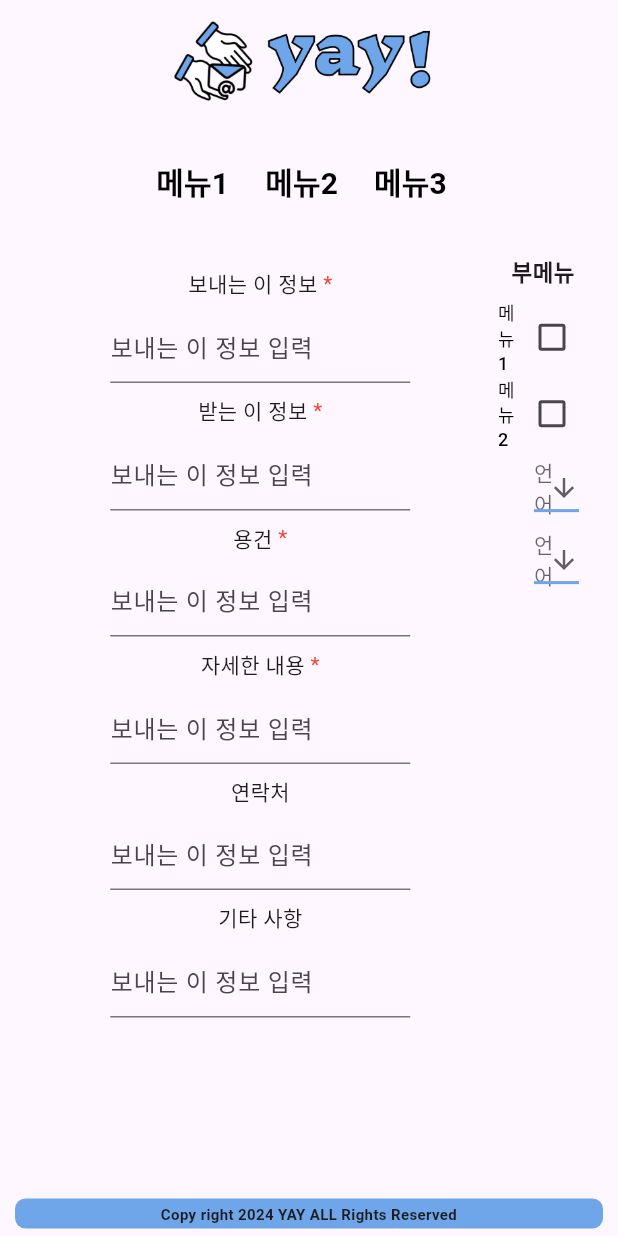
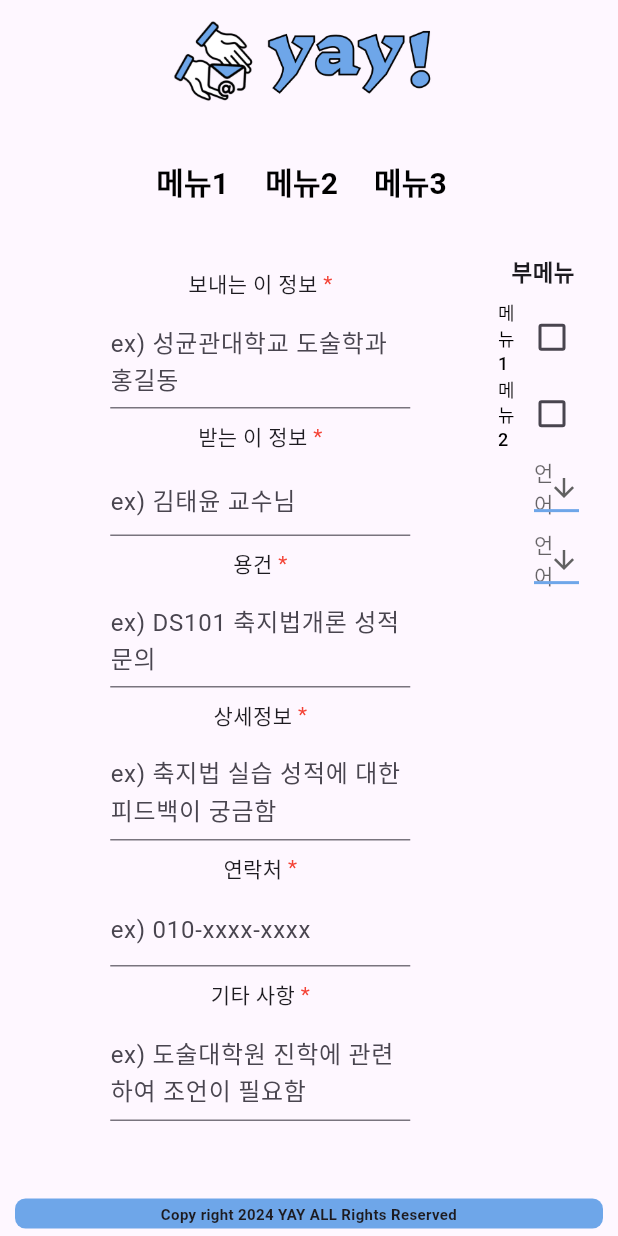
Before and after one commit to eggsmen/yay, a Flutter app: the screen it shows after launch, on a phone screen of 412 x 824 dp. Run offline on Flutter 3.47's test engine with Material 3 defaults, Android fonts, the phone set to English and light mode, and no system bars; our stand-ins replace get, sse.

Commit message:
feat: ui 수정, 질문탭 완료

```diff
--- a/lib/src/data/retrofit_network.dart
+++ b/lib/src/data/retrofit_network.dart
@@ -4,14 +4,12 @@ import 'package:menttang/src/data/baseUrl.dart';
 import 'package:menttang/src/pages/automail_page.dart';
 
 class DataFetcher {
-  static Stream<String> fetchDataStream() {
-
+  static Stream<String> fetchDataStream(String a1, String a2, String a3, String a4, String a5, String a6) {
     final controller = StreamController<String>();
 
     try {
-      final url = Uri.parse(urlBase.url+'/chat-gpt/ask-stream/v1')
-          .replace(queryParameters: {
-        'question': '너는 [전자과 20학번 박현규]야. [김태윤 교수님]께  [진로상담 신청]을 용건으로 [유학 프로세스가 궁금하다]를 설명하여 담아 연락처:[010-1234-5678] 를 포함하여 메일을 작성해줘. q: 친근한 말투로 작성해줘q: 겨울에 관련하여 건강 조심하라는 안부인사를 넣어줘q: 한글로 작성해줘.q: 세부사항 앞 [  ]이 공백이라면 메일에서 언급자체를하지 말아줘. 메일이 끝나면 end를 한번에 보내줘'
+      final url = Uri.parse(urlBase.url+'/chat-gpt/ask-stream/v1').replace(queryParameters:{
+        'question': '너는 [$a1]이야. [$a2]께  [$a3]을 건으로 [$a4]를 설명하여 담아 연락처:[$a5] 를 메일 맨 끝에 포함하여 메일을 작성해줘.그리고 필요하다면 [$a6]에 대한 내용도 언급하여 추가해줘: 친근한 말투로 작성해줘q: 겨울에 관련하여 건강 조심하라는 안부인사를 넣어줘q: 한글로 작성해줘. q: 세부사항 앞 [  ]이 공백이라면 메일에서 언급자체를하지 말아줘. 메일이 끝나면 end를 한번에 보내줘'
       }).toString();
 
       final sseClient = SseClient(url);
@@ -24,8 +22,7 @@ class DataFetcher {
       }, onError: (error) {
         print('Error: $error');
         controller.addError('Error: $error');
-      }
-      );
+      });
     } catch (e) {
       print('Exception: $e');
       controller.addError('Exception: $e');
--- a/lib/src/pages/automail_page.dart
+++ b/lib/src/pages/automail_page.dart
@@ -43,9 +43,9 @@ class _AutomailPageState extends State<AutomailPage> {
     });
   }
 
-  void onQuestionsCompleted() {
+  void onQuestionsCompleted(String a1, String a2, String a3, String a4, String a5, String a6) {
     onQuestionsAnswered();
-    initiateStreaming();
+    initiateStreaming(a1,a2,a3,a4,a5,a6);
   }
 
 
@@ -55,9 +55,9 @@ class _AutomailPageState extends State<AutomailPage> {
     super.initState();
   }
 
-  void initiateStreaming() {
+  void initiateStreaming(String a1, String a2, String a3, String a4, String a5, String a6) {
     dataSubscription?.cancel();
-    dataSubscription = DataFetcher.fetchDataStream().listen((data) {
+    dataSubscription = DataFetcher.fetchDataStream(a1,a2,a3,a4,a5,a6).listen((data) {
       setState(() {
         liveData += data;
       });
@@ -93,8 +93,46 @@ class _AutomailPageState extends State<AutomailPage> {
       ),);
   }
 
+  Widget questionField(
+      String labelText,
+      String hintText,
+      TextEditingController controller,
+      double? width,
+      Function(String) onTextChanged // 상태 업데이트를 위한 콜백 함수 추가
+      ) {
+    return Column(
+      mainAxisSize: MainAxisSize.min,
+      children: [
+        Padding(
+          padding: const EdgeInsets.all(8.0),
+          child: Row(
+            mainAxisSize: MainAxisSize.min,
+            children: [
+              Text(labelText),
+              Text(' *', style: TextStyle(color: Colors.red)),
+            ],
+          ),
+        ),
+        Container(
+          width: width,
+          child: TextField(
+            controller: controller,
+            onChanged: (value) {
+              onTextChanged(value); // 상태 업데이트 콜백 호출
+            },
+            decoration: InputDecoration(
+              hintText: hintText,
+            ),
+            maxLines: null,
+          ),
+        ),
+      ],
+    );
+  }
 
-  Widget _contents() {
+
+
+  Widget _contents(double? questionWidth) {
       if (!isQuestionsAnswered) {
         return Center(
           child: Column(
@@ -105,147 +143,37 @@ class _AutomailPageState extends State<AutomailPage> {
                   child: Column(
                     mainAxisAlignment: MainAxisAlignment.center,
                     children: [
-                      Padding(
-                        padding: const EdgeInsets.all(8.0),
-                        child: Row(
-                          mainAxisSize: MainAxisSize.min,
-                          children: [
-                            Text('보내는 이 정보'),
-                            Text(' *', style: TextStyle(color: Colors.red)),
-                          ],
-                        ),
-                      ),
-                      Container(
-                        width: 200, // 밑줄의 최대 길이 설정
-                        child: TextField(
-                          controller: TextEditingController(text: answer1),
-                          onChanged: (value) {
+                      questionField('보내는 이 정보', 'ex) 성균관대학교 도술학과 홍길동', answer1Controller, questionWidth, (value) {
                         setState(() {
                           answer1 = value;
                         });
-                          },
-                          decoration: InputDecoration(
-                            hintText: '보내는 이 정보 입력', // Placeholder 텍스트
-                          ),
-                          maxLines: null, // 내용에 따라 세로로 확장
-                        ),
-                      ),
-                      Padding(
-                        padding: const EdgeInsets.all(8.0),
-                        child: Row(
-                          mainAxisSize: MainAxisSize.min,
-                          children: [
-                            Text('받는 이 정보'),
-                            Text(' *', style: TextStyle(color: Colors.red)),
-                          ],
-                        ),
-                      ),
-                      Container(
-                        width: 200, // 밑줄의 최대 길이 설정
-                        child: TextField(
-                          controller: TextEditingController(text: answer2),
-                          onChanged: (value) {
+                      }),
+                      questionField('받는 이 정보', 'ex) 김태윤 교수님', answer2Controller, questionWidth, (value) {
                         setState(() {
                           answer2 = value;
                         });
-                          },
-                          decoration: InputDecoration(
-                            hintText: '보내는 이 정보 입력', // Placeholder 텍스트
-                          ),
-                          maxLines: null, // 내용에 따라 세로로 확장
-                        ),
-                      ),
-                      Padding(
-                        padding: const EdgeInsets.all(8.0),
-                        child: Row(
-                          mainAxisSize: MainAxisSize.min,
-                          children: [
-                            Text('용건'),
-                            Text(' *', style: TextStyle(color: Colors.red)),
-                          ],
-                        ),
-                      ),
-                      Container(
-                        width: 200, // 밑줄의 최대 길이 설정
-                        child: TextField(
-                          controller: TextEditingController(text: answer3),
-                          onChanged: (value) {
+                      }),
+                      questionField('용건', 'ex) DS101 축지법개론 성적문의', answer3Controller, questionWidth, (value) {
                         setState(() {
                           answer3 = value;
                         });
-                          },
-                          decoration: InputDecoration(
-                            hintText: '보내는 이 정보 입력', // Placeholder 텍스트
-                          ),
-                          maxLines: null, // 내용에 따라 세로로 확장
-                        ),
-                      ),
-                      Padding(
-                        padding: const EdgeInsets.all(8.0),
-                        child: Row(
-                          mainAxisSize: MainAxisSize.min,
-                          children: [
-                            Text('자세한 내용'),
-                            Text(' *', style: TextStyle(color: Colors.red)),
-                          ],
-                        ),
-                      ),
-
-                      Container(
-                        width: 200, // 밑줄의 최대 길이 설정
-                        child: TextField(
-                          controller: TextEditingController(text: answer4),
-                          onChanged: (value) {
+                      }),
+                      questionField('상세정보', 'ex) 축지법 실습 성적에 대한 피드백이 궁금함', answer4Controller, questionWidth, (value) {
                         setState(() {
                           answer4 = value;
                         });
-                          },
-                          decoration: InputDecoration(
-                            hintText: '보내는 이 정보 입력', // Placeholder 텍스트
-                          ),
-                          maxLines: null, // 내용에 따라 세로로 확장
-                        ),
-                      ),
-                      Padding(
-                        padding: const EdgeInsets.all(8.0),
-                        child:Text('연락처'),
-                        ),
+                      }),
 
-                      Container(
-                        width: 200, // 밑줄의 최대 길이 설정
-                        child: TextField(
-                          controller: TextEditingController(text: answer5),
-                          onChanged: (value) {
+                      questionField('연락처', 'ex) 010-xxxx-xxxx', answer5Controller, questionWidth, (value) {
                         setState(() {
                           answer5 = value;
                         });
-                          },
-                          decoration: InputDecoration(
-                            hintText: '보내는 이 정보 입력', // Placeholder 텍스트
-                          ),
-                          maxLines: null, // 내용에 따라 세로로 확장
-                        ),
-                      ),
-                      Padding(
-                        padding: const EdgeInsets.all(8.0),
-                        child: Text('기타 사항'),
-                      ),
-                      Container(
-                        width: 200, // 밑줄의 최대 길이 설정
-                        child: TextField(
-                          controller: TextEditingController(text: answer6),
-                          onChanged: (value) {
+                      }),
+                      questionField('기타 사항', 'ex) 도술대학원 진학에 관련하여 조언이 필요함', answer6Controller, questionWidth, (value) {
                         setState(() {
                           answer6 = value;
                         });
-                          },
-                          decoration: InputDecoration(
-                            hintText: '보내는 이 정보 입력', // Placeholder 텍스트
-                          ),
-                          maxLines: null, // 내용에 따라 세로로 확장
-                        ),
-                      ),
-
+                      }),
                       // 답변이 완료되지 않았을 경우 버튼을 표시하지 않음
                     ],
                   ),
@@ -254,7 +182,9 @@ class _AutomailPageState extends State<AutomailPage> {
 
           SizedBox(height: 15,),
           areAllQuestionsAnswered()
-              ? clrbutton("메일 초안 생성하기", onQuestionsCompleted)
+              ? clrbutton("메일 초안 생성하기", () =>onQuestionsCompleted(
+              answer1, answer2, answer3, answer4, answer5, answer6
+          ))
               : Container(),
     ]
         ));
@@ -286,7 +216,7 @@ class _AutomailPageState extends State<AutomailPage> {
       child: Row(
         crossAxisAlignment: CrossAxisAlignment.start,
         children: [
-          Expanded(child: _contents()),
+          Expanded(child: _contents(200)),
           SingleChildScrollView(
             child: Padding(
               padding: const EdgeInsets.only(right:5),
@@ -319,7 +249,7 @@ class _AutomailPageState extends State<AutomailPage> {
       child: Row(
         crossAxisAlignment: CrossAxisAlignment.start,
         children: [
-          Expanded(child: _contents()),
+          Expanded(child: _contents(300)),
           SingleChildScrollView(
             child: Padding(
               padding: const EdgeInsets.only(right:10),
@@ -351,7 +281,7 @@ class _AutomailPageState extends State<AutomailPage> {
       child: Row(
         crossAxisAlignment: CrossAxisAlignment.start,
         children: [
-          Expanded(child: _contents()),
+          Expanded(child: _contents(400)),
           SingleChildScrollView(
             child: Padding(
               padding: const EdgeInsets.only(right: 10.0),
@@ -451,13 +381,10 @@ class _AutomailPageState extends State<AutomailPage> {
     switch(widget.screenSizeType){
       case ScreenSizeType.MOBILE:
         return _mobileLayout();
-        break;
       case ScreenSizeType.TABLET:
         return _tabletLayout();
-        break;
       case ScreenSizeType.DESKTOP:
         return _desktopLayout();
-        break;
       default:
         return Container();
     }
```
Lines whose indentation alone changed are shown as unchanged.
